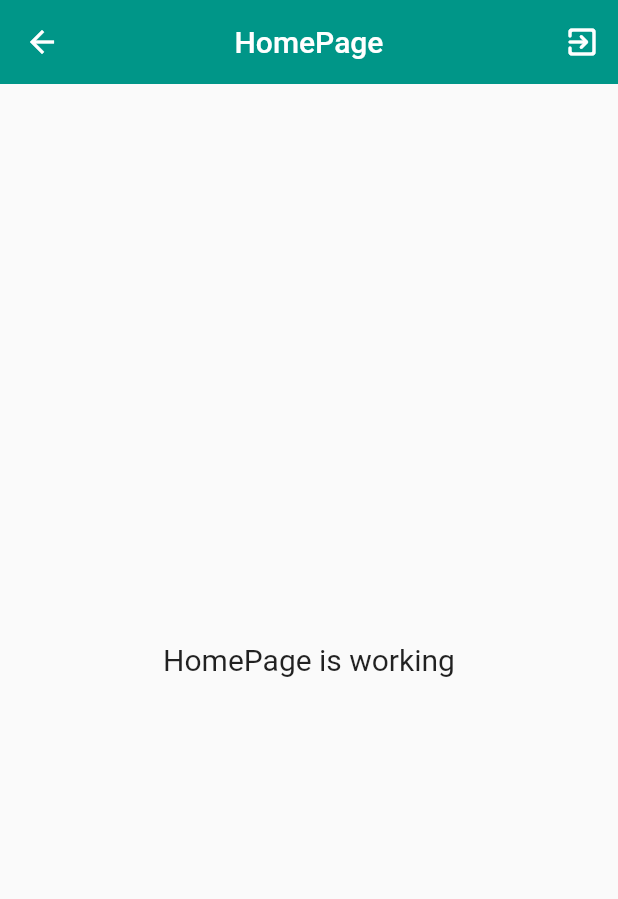
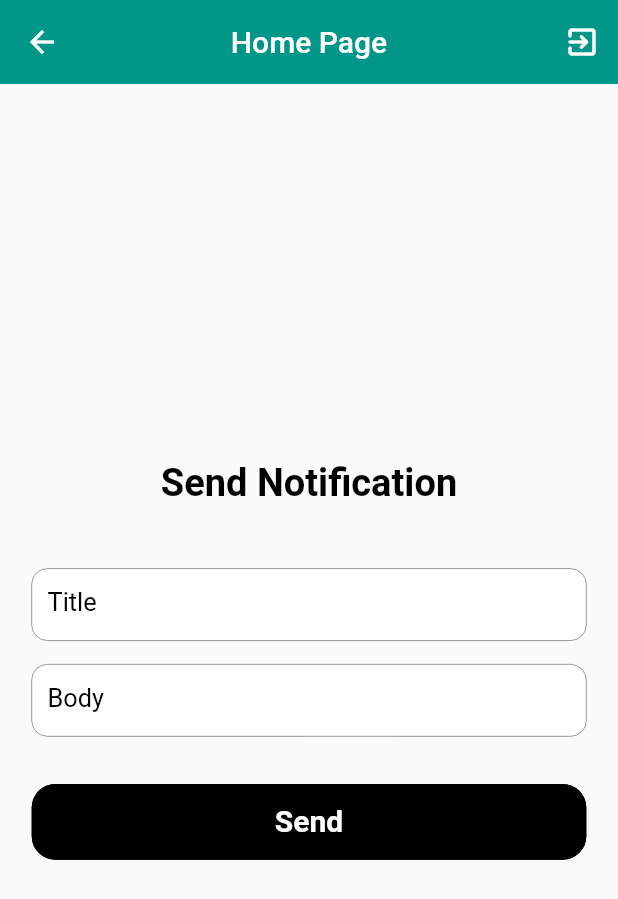
Before and after one commit to aaryan-1997/ram_niwas_singh_assignment, a Flutter app: the HomePage screen opened by its route, on a phone screen of 412 x 824 dp. Shown: the top 899 px of the screen. Run offline on Flutter 3.47's test engine with Material 2 defaults, Android fonts, the phone set to English and light mode, and no system bars; our stand-ins replace firebase_auth, firebase_core, firebase_messaging, flutter_local_notifications, fluttertoast, get and 1 more; accounts and stored records are empty.

Commit message:
push notification from home page

```diff
--- /dev/null
+++ b/lib/controllers/home_controller.dart
@@ -0,0 +1,44 @@
+import 'dart:convert';
+import 'dart:developer';
+import 'package:get/get.dart';
+import 'package:http/http.dart' as http;
+import 'package:ram_niwas_singh_assignment/controllers/auth_controller.dart';
+
+class HomeController extends GetxController {
+  bool _isLoading = false;
+  bool get isLoading => _isLoading;
+  Future<bool> sendFcmMessage(String title, String message) async {
+    try {
+      _isLoading = true;
+      update();
+      var url = 'https://fcm.googleapis.com/fcm/send';
+      var header = {
+        "Content-Type": "application/json",
+        "Authorization":
+            "key=AAAAu5Kj_VI:APA91bEVn7vGGljauStapife6P46xxgTN9jRluG5sh1kKECcFYxyo-6pCmqT34VtGCsX1f8wg9O8sC71A_A3wvCzaAV5qeAHSZxnoglhgc3t1DaKx5ePFe6XG0UpwI84TI6mVNpslF0Q",
+      };
+      var request = {
+        "notification": {
+          "title": title,
+          "body": message,
+          "sound": "default",
+          "color": "#990000",
+        },
+        "priority": "high",
+        'to': await Get.find<AuthController>().getFcmToken()
+      };
+
+      var client = http.Client();
+      var response = await client.post(Uri.parse(url),
+          headers: header, body: json.encode(request));
+      log(response.body);
+      _isLoading = false;
+      update();
+      return true;
+    } catch (e) {
+      _isLoading = false;
+      update();
+      return false;
+    }
+  }
+}
--- a/lib/helper/dependencies.dart
+++ b/lib/helper/dependencies.dart
@@ -1,4 +1,5 @@
 import 'package:get/get.dart';
+import 'package:ram_niwas_singh_assignment/controllers/home_controller.dart';
 import 'package:shared_preferences/shared_preferences.dart';
 
 import '../controllers/auth_controller.dart';
@@ -8,4 +9,5 @@ init() async {
   Get.lazyPut(() => prefs);
 
   Get.lazyPut(() => AuthController(prefs: prefs));
+  Get.lazyPut(() => HomeController());
 }
--- a/lib/main.dart
+++ b/lib/main.dart
@@ -6,6 +6,7 @@ import 'package:flutter/material.dart';
 import 'package:flutter/services.dart';
 import 'package:flutter_local_notifications/flutter_local_notifications.dart';
 import 'package:get/get.dart';
+import 'package:ram_niwas_singh_assignment/controllers/home_controller.dart';
 
 import 'controllers/auth_controller.dart';
 import 'helper/dependencies.dart' as dep;
@@ -44,6 +45,7 @@ class MyApp extends StatelessWidget {
   @override
   Widget build(BuildContext context) {
     Get.find<AuthController>();
+    Get.find<HomeController>();
     return GetMaterialApp(
       debugShowCheckedModeBanner: false,
       title: 'Flutter Demo',
--- a/lib/view/home/home_page.dart
+++ b/lib/view/home/home_page.dart
@@ -1,7 +1,15 @@
 import 'package:flutter/material.dart';
 import 'package:get/get.dart';
 import 'package:ram_niwas_singh_assignment/controllers/auth_controller.dart';
+import 'package:ram_niwas_singh_assignment/controllers/home_controller.dart';
 import 'package:ram_niwas_singh_assignment/routes/app_routes.dart';
+
+import '../../config/dimensions.dart';
+import '../../widgets/custom_click_button.dart';
+import '../../widgets/custom_text_field.dart';
+import '../../widgets/loader_button.dart';
+import '../../widgets/small_text.dart';
+import '../../widgets/validator.dart';
 
 class HomePage extends StatefulWidget {
   const HomePage({super.key});
@@ -11,11 +19,14 @@ class HomePage extends StatefulWidget {
 }
 
 class _HomePageState extends State<HomePage> {
+  final GlobalKey<FormState> _formKey = GlobalKey();
+  TextEditingController titleController = TextEditingController();
+  TextEditingController bodyController = TextEditingController();
   @override
   Widget build(BuildContext context) {
     return Scaffold(
       appBar: AppBar(
-        title: const Text('HomePage'),
+        title: const Text('Home Page'),
         centerTitle: true,
         elevation: 0,
         actions: [
@@ -29,10 +40,75 @@ class _HomePageState extends State<HomePage> {
           ),
         ],
       ),
-      body: const Center(
-        child: Text(
-          'HomePage is working',
-          style: TextStyle(fontSize: 20),
+      body: SafeArea(
+        child: Padding(
+          padding: EdgeInsets.all(Dimensions.width20),
+          child: Form(
+            key: _formKey,
+            child: GetBuilder<HomeController>(builder: (homeCtrl) {
+              return Column(
+                children: [
+                  Expanded(
+                    child: Center(
+                      child: SingleChildScrollView(
+                        child: Column(
+                          children: [
+                            SmallText(
+                              text: "Send Notification",
+                              size: Dimensions.font24,
+                              weight: FontWeight.bold,
+                            ),
+                            //SizedBox(height: Dimensions.height20),
+                            Column(
+                              mainAxisAlignment: MainAxisAlignment.center,
+                              crossAxisAlignment: CrossAxisAlignment.center,
+                              children: [
+                                SizedBox(height: Dimensions.height20),
+                                SizedBox(height: Dimensions.height20),
+                                CustomTextField(
+                                  labelText: "Title",
+                                  controller: titleController,
+                                  keyboardType: TextInputType.emailAddress,
+                                  textCapital: TextCapitalization.none,
+                                  textInputAction: TextInputAction.next,
+                                  validator: Validator(errorText: "").notEmpty,
+                                ),
+                                SizedBox(height: Dimensions.height15),
+                                CustomTextField(
+                                  labelText: "Body",
+                                  controller: bodyController,
+                                  textCapital: TextCapitalization.none,
+                                  keyboardType: TextInputType.visiblePassword,
+                                  validator: Validator(errorText: "").notEmpty,
+                                  textInputAction: TextInputAction.done,
+                                ),
+                                SizedBox(height: Dimensions.height30),
+                                homeCtrl.isLoading
+                                    ? const LoaderButton()
+                                    : CustomClickButton(
+                                        title: "Send",
+                                        onTap: () async {
+                                          FocusScope.of(context).unfocus();
+                                          if (_formKey.currentState!
+                                              .validate()) {
+                                            await homeCtrl.sendFcmMessage(
+                                              titleController.text.trim(),
+                                              bodyController.text.trim(),
+                                            );
+                                          }
+                                        },
+                                      ),
+                              ],
+                            ),
+                          ],
+                        ),
+                      ),
+                    ),
+                  ),
+                ],
+              );
+            }),
+          ),
         ),
       ),
     );
--- a/pubspec.yaml
+++ b/pubspec.yaml
@@ -41,6 +41,7 @@ dependencies:
   get: ^4.6.5
   shared_preferences: ^2.1.1
   fluttertoast: ^8.2.2
+  http: ^0.13.5
 
 dev_dependencies:
   flutter_test:
```
Also changed, not shown: 1 other file.
